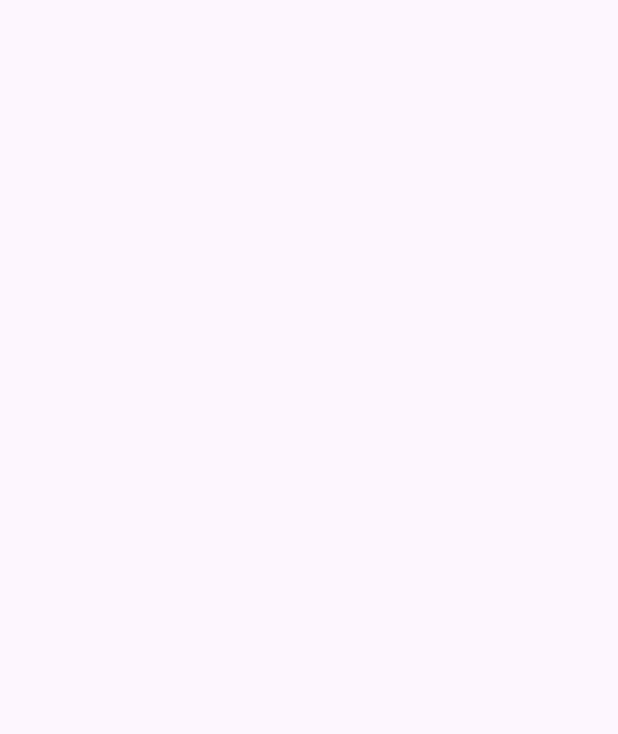
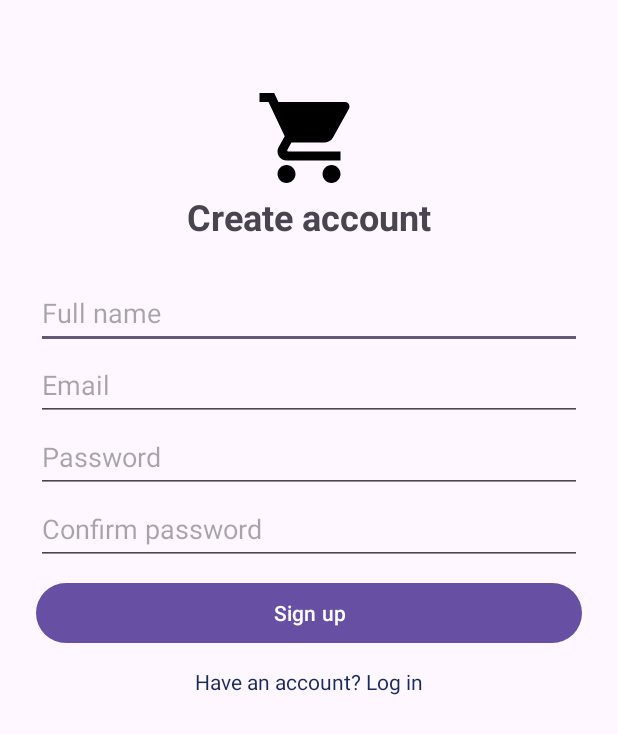
Before and after one commit to fuzail-04/shopease-23cs27, an Android app: the SignUpActivity screen opened directly, with no data from a screen before it, on a phone screen of 412 x 824 dp. Before the commit the part shown is empty. Shown: the top 734 px of the screen. Run offline under Robolectric (Android 15) with nearby library versions, the phone set to English and light mode, and no system bars; our stand-ins replace Firebase (no records; nobody signed in at launch, a user with empty details on screens opened directly).

Commit message:
feat(auth): add sign up screen and save user profile

```diff
--- a/app/build.gradle.kts
+++ b/app/build.gradle.kts
@@ -45,5 +45,5 @@ dependencies {
     //Firebase
     implementation(platform("com.google.firebase:firebase-bom:35.1.0"))
     implementation("com.google.firebase:firebase-auth")
-
+    implementation("com.google.firebase:firebase-firestore")
 }
--- a/app/src/main/java/pk/edu/nfciet/shopease/SignUpActivity.java
+++ b/app/src/main/java/pk/edu/nfciet/shopease/SignUpActivity.java
@@ -1,24 +1,137 @@
+
 package pk.edu.nfciet.shopease;
 
+import android.content.Intent;
 import android.os.Bundle;
+import android.util.Patterns;
+import android.view.View;
+import android.widget.Button;
+import android.widget.EditText;
+import android.widget.ProgressBar;
+import android.widget.Toast;
 
-import androidx.activity.EdgeToEdge;
 import androidx.appcompat.app.AppCompatActivity;
-import androidx.core.graphics.Insets;
-import androidx.core.view.ViewCompat;
-import androidx.core.view.WindowInsetsCompat;
+
+import com.google.firebase.auth.FirebaseAuth;
+import com.google.firebase.firestore.FieldValue;
+import com.google.firebase.firestore.FirebaseFirestore;
+
+import java.util.HashMap;
+import java.util.Map;
 
 public class SignUpActivity extends AppCompatActivity {
+
+    private EditText etName, etEmail, etPassword, etConfirm;
+    private Button btnSignUp;
+    private ProgressBar progress;
 
     @Override
     protected void onCreate(Bundle savedInstanceState) {
         super.onCreate(savedInstanceState);
-        EdgeToEdge.enable(this);
         setContentView(R.layout.activity_sign_up);
-        ViewCompat.setOnApplyWindowInsetsListener(findViewById(R.id.main), (v, insets) -> {
-            Insets systemBars = insets.getInsets(WindowInsetsCompat.Type.systemBars());
-            v.setPadding(systemBars.left, systemBars.top, systemBars.right, systemBars.bottom);
-            return insets;
-        });
+
+        etName = findViewById(R.id.etName);
+        etEmail = findViewById(R.id.etEmail);
+        etPassword = findViewById(R.id.etPassword);
+        etConfirm = findViewById(R.id.etConfirm);
+        btnSignUp = findViewById(R.id.btnSignUp);
+        progress = findViewById(R.id.progress);
+
+        btnSignUp.setOnClickListener(v -> signUp());
+
+        findViewById(R.id.tvGoToLogin)
+                .setOnClickListener(v -> finish());
+    }
+
+    private void signUp() {
+
+        String name = etName.getText().toString().trim();
+        String email = etEmail.getText().toString().trim();
+        String password = etPassword.getText().toString();
+        String confirm = etConfirm.getText().toString();
+
+        if (name.isEmpty()) {
+            etName.setError(getString(R.string.err_name));
+            return;
+        }
+
+        if (!Patterns.EMAIL_ADDRESS.matcher(email).matches()) {
+            etEmail.setError(getString(R.string.err_email));
+            return;
+        }
+
+        if (password.length() < 6) {
+            etPassword.setError(getString(R.string.err_password));
+            return;
+        }
+
+        if (!password.equals(confirm)) {
+            etConfirm.setError(getString(R.string.err_match));
+            return;
+        }
+
+        setLoading(true);
+
+        FirebaseAuth.getInstance()
+                .createUserWithEmailAndPassword(email, password)
+                .addOnSuccessListener(result ->
+                        saveProfile(
+                                result.getUser().getUid(),
+                                name,
+                                email
+                        )
+                )
+                .addOnFailureListener(this::showError);
+    }
+
+    private void saveProfile(
+            String uid,
+            String name,
+            String email
+    ) {
+
+        Map<String, Object> user = new HashMap<>();
+
+        user.put("name", name);
+        user.put("email", email);
+        user.put("createdAt", FieldValue.serverTimestamp());
+
+        FirebaseFirestore.getInstance()
+                .collection("users")
+                .document(uid)
+                .set(user)
+                .addOnSuccessListener(v -> {
+
+                    Intent i = new Intent(
+                            this,
+                            ProductListActivity.class
+                    );
+
+                    i.setFlags(
+                            Intent.FLAG_ACTIVITY_NEW_TASK |
+                                    Intent.FLAG_ACTIVITY_CLEAR_TASK
+                    );
+
+                    startActivity(i);
+                })
+                .addOnFailureListener(this::showError);
+    }
+
+    private void showError(Exception e) {
+        setLoading(false);
+
+        Toast.makeText(
+                this,
+                e.getMessage(),
+                Toast.LENGTH_LONG
+        ).show();
+    }
+
+    private void setLoading(boolean loading) {
+        progress.setVisibility(
+                loading ? View.VISIBLE : View.GONE
+        );
+
+        btnSignUp.setEnabled(!loading);
     }
 }
--- a/app/src/main/res/layout/activity_sign_up.xml
+++ b/app/src/main/res/layout/activity_sign_up.xml
@@ -1,10 +1,85 @@
 <?xml version="1.0" encoding="utf-8"?>
-<androidx.constraintlayout.widget.ConstraintLayout xmlns:android="http://schemas.android.com/apk/res/android"
-    xmlns:app="http://schemas.android.com/apk/res-auto"
-    xmlns:tools="http://schemas.android.com/tools"
-    android:id="@+id/main"
+<ScrollView xmlns:android="http://schemas.android.com/apk/res/android"
     android:layout_width="match_parent"
-    android:layout_height="match_parent"
-    tools:context=".SignUpActivity">
+    android:layout_height="match_parent">
 
-</androidx.constraintlayout.widget.ConstraintLayout>
+    <LinearLayout
+        android:layout_width="match_parent"
+        android:layout_height="wrap_content"
+        android:orientation="vertical"
+        android:padding="24dp">
+
+        <ImageView
+            android:layout_width="72dp"
+            android:layout_height="72dp"
+            android:layout_gravity="center_horizontal"
+            android:layout_marginTop="32dp"
+            android:src="@drawable/ic_shopping_cart"
+            android:contentDescription="@string/app_name" />
+
+        <TextView
+            android:layout_width="wrap_content"
+            android:layout_height="wrap_content"
+            android:layout_gravity="center_horizontal"
+            android:layout_marginBottom="24dp"
+            android:text="Create account"
+            android:textSize="24sp"
+            android:textStyle="bold" />
+
+        <EditText
+            android:id="@+id/etName"
+            android:layout_width="match_parent"
+            android:layout_height="wrap_content"
+            android:hint="Full name"
+            android:minHeight="48dp"
+            android:inputType="textPersonName" />
+
+        <EditText
+            android:id="@+id/etEmail"
+            android:layout_width="match_parent"
+            android:layout_height="wrap_content"
+            android:hint="Email"
+            android:minHeight="48dp"
+            android:inputType="textEmailAddress" />
+
+        <EditText
+            android:id="@+id/etPassword"
+            android:layout_width="match_parent"
+            android:layout_height="wrap_content"
+            android:hint="Password"
+            android:minHeight="48dp"
+            android:inputType="textPassword" />
+
+        <EditText
+            android:id="@+id/etConfirm"
+            android:layout_width="match_parent"
+            android:layout_height="wrap_content"
+            android:hint="Confirm password"
+            android:minHeight="48dp"
+            android:inputType="textPassword" />
+
+        <Button
+            android:id="@+id/btnSignUp"
+            android:layout_width="match_parent"
+            android:layout_height="wrap_content"
+            android:layout_marginTop="8dp"
+            android:text="Sign up" />
+
+        <ProgressBar
+            android:id="@+id/progress"
+            android:layout_width="wrap_content"
+            android:layout_height="wrap_content"
+            android:layout_gravity="center_horizontal"
+            android:visibility="gone" />
+
+        <TextView
+            android:id="@+id/tvGoToLogin"
+            android:layout_width="wrap_content"
+            android:layout_height="wrap_content"
+            android:layout_gravity="center_horizontal"
+            android:padding="12dp"
+            android:text="Have an account? Log in"
+            android:textColor="@color/brand_navy" />
+
+    </LinearLayout>
+</ScrollView>
```
Also changed, not shown: gradle/wrapper/gradle-wrapper.properties.
